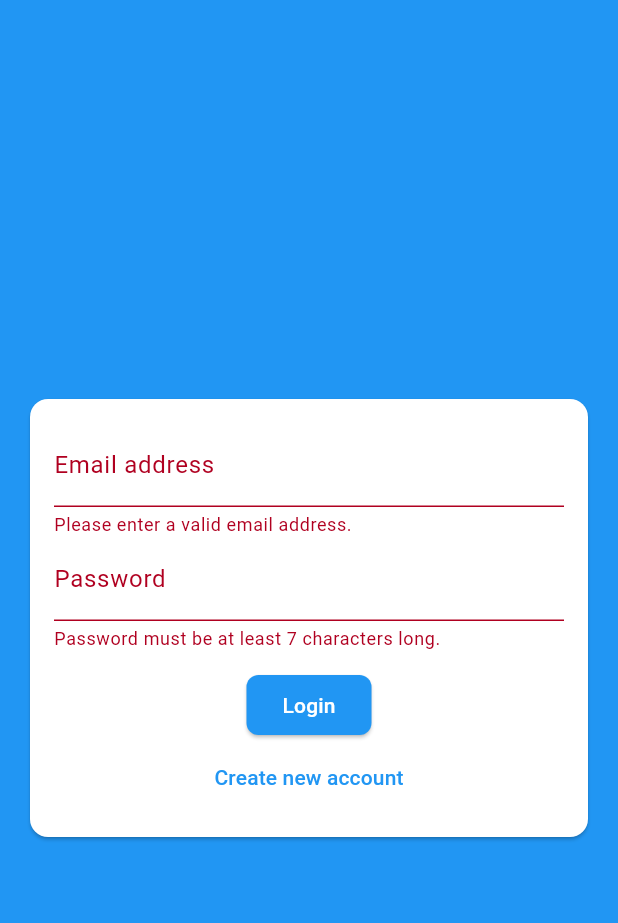
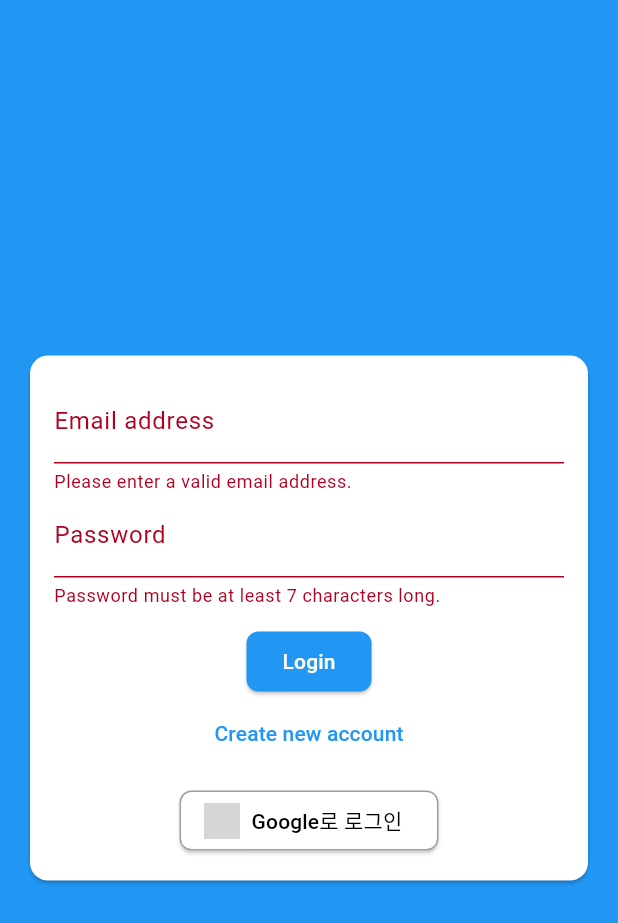
Before and after one commit to sprtms16/TagMind_FrontEnd, a Flutter app: the screen it shows after launch, after a tap on "Login", on a phone screen of 412 x 824 dp. Shown: the top 923 px of the screen. Run offline on Flutter 3.47's test engine with Material 3 defaults, Android fonts, the light colour scheme and no system bars; our stand-ins replace firebase_auth, firebase_core, flutter_secure_storage, google_sign_in, table_calendar; accounts and stored records are empty; network calls fail; grey boxes are pictures that could not be loaded.

Commit message:
feat(frontend): Implement Firebase and Google Sign-In

```diff
--- a/lib/main.dart
+++ b/lib/main.dart
@@ -1,5 +1,7 @@
 import 'package:flutter/material.dart';
 import 'package:provider/provider.dart';
+import 'package:firebase_core/firebase_core.dart'; // Firebase Core import
+import 'firebase_options.dart'; // Firebase Options import
 
 // Import application providers
 import './providers/auth_provider.dart';
@@ -15,7 +17,12 @@ import './screens/tag_store_screen.dart';
 
 const Color kPrimaryColor = Color(0xFF2196F3);
 
-void main() {
+void main() async { // main 함수를 async로 변경
+  WidgetsFlutterBinding.ensureInitialized(); // Flutter 엔진 초기화 확인
+  await Firebase.initializeApp( // Firebase 초기화
+    options: DefaultFirebaseOptions.currentPlatform,
+  );
+
   // Run the application with MultiProvider for state management
   runApp(
     MultiProvider(
--- a/lib/screens/auth_screen.dart
+++ b/lib/screens/auth_screen.dart
@@ -49,6 +49,26 @@ class _AuthScreenState extends State<AuthScreen> {
         _isLoading = false; // Hide loading indicator
       });
     }
+  }
+
+  // Handles Google Sign-In
+  Future<void> _signInWithGoogle() async {
+    setState(() {
+      _isLoading = true;
+    });
+    try {
+      await Provider.of<AuthProvider>(context, listen: false).signInWithGoogle();
+    } catch (error) {
+      ScaffoldMessenger.of(context).showSnackBar(
+        SnackBar(
+          content: Text(error.toString()),
+          backgroundColor: Theme.of(context).colorScheme.error,
+        ),
+      );
+    }
+    setState(() {
+      _isLoading = false;
+    });
   }
 
   @override
@@ -118,11 +138,12 @@ class _AuthScreenState extends State<AuthScreen> {
                     if (_isLoading)
                       CircularProgressIndicator() // Show loading indicator when submitting
                     else
+                      Column(
+                        children: [
                           ElevatedButton(
                             child: Text(_isLogin ? 'Login' : 'Signup'), // Button text changes based on mode
                             onPressed: _trySubmit, // Call submit function on press
                           ),
-                    // Toggle between login and signup modes
                           if (!_isLoading)
                             TextButton(
                               child: Text(_isLogin
@@ -133,7 +154,27 @@ class _AuthScreenState extends State<AuthScreen> {
                                   _isLogin = !_isLogin; // Toggle mode
                                 });
                               },
-                      )
+                            ),
+                          SizedBox(height: 10),
+                          // Google Sign-In Button
+                          ElevatedButton.icon(
+                            icon: Image.asset(
+                              'assets/images/google_logo.png', // Google 로고 이미지 경로
+                              height: 24.0,
+                            ),
+                            label: Text('Google로 로그인'),
+                            onPressed: _signInWithGoogle,
+                            style: ElevatedButton.styleFrom(
+                              backgroundColor: Colors.white, // Google 버튼 배경색
+                              foregroundColor: Colors.black, // Google 버튼 글자색
+                              shape: RoundedRectangleBorder(
+                                borderRadius: BorderRadius.circular(8),
+                                side: BorderSide(color: Colors.grey), // 테두리 추가
+                              ),
+                            ),
+                          ),
+                        ],
+                      ),
                   ],
                 ),
               ),
--- a/pubspec.yaml
+++ b/pubspec.yaml
@@ -17,6 +17,9 @@ dependencies:
   flutter_secure_storage: ^9.2.4
   http: ^1.1.0
   table_calendar: ^3.0.9
+  firebase_core: ^2.15.0 # Firebase Core SDK
+  firebase_auth: ^4.7.2 # Firebase Authentication SDK
+  google_sign_in: ^6.1.5 # Google Sign-In SDK
 
 dev_dependencies:
   flutter_test:
@@ -28,3 +31,6 @@ dev_dependencies:
 
 flutter:
   uses-material-design: true
+
+  assets:
+    - assets/images/google_logo.png
```
Also changed, not shown: lib/providers/auth_provider.dart (+130 -35 lines), firebase.json (added), lib/firebase_options.dart (added), 8 other files. Lines whose indentation alone changed are shown as unchanged.
